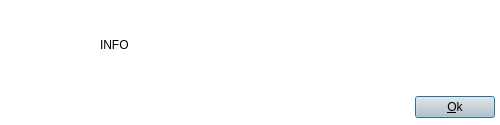
The window that infoBox.ui (LordKBX/wuxiaworld_export_ebook) describes before a commit, drawn with Qt 5.
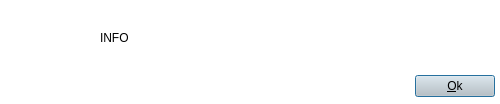
The same window after the commit. Icons and pictures are not drawn.

Commit message:
Include database update in a parallel thread for preventing interface freeze, also display database update progress in the interface
+ small improve in database update process

```diff
--- a/infoBox.ui
+++ b/infoBox.ui
@@ -7,7 +7,7 @@
     <x>0</x>
     <y>0</y>
     <width>500</width>
-    <height>125</height>
+    <height>104</height>
    </rect>
   </property>
   <property name="sizePolicy">
@@ -19,13 +19,13 @@
   <property name="minimumSize">
    <size>
     <width>500</width>
-    <height>125</height>
+    <height>100</height>
    </size>
   </property>
   <property name="maximumSize">
    <size>
     <width>500</width>
-    <height>125</height>
+    <height>104</height>
    </size>
   </property>
   <property name="contextMenuPolicy">
@@ -84,13 +84,13 @@
        <property name="minimumSize">
         <size>
          <width>398</width>
-         <height>90</height>
+         <height>65</height>
         </size>
        </property>
        <property name="maximumSize">
         <size>
          <width>398</width>
-         <height>90</height>
+         <height>65</height>
         </size>
        </property>
        <property name="font">
@@ -121,6 +121,9 @@
      </item>
      <item>
       <layout class="QHBoxLayout" name="horizontalLayout">
+       <property name="spacing">
+        <number>0</number>
+       </property>
        <item>
         <spacer name="horizontalSpacer">
          <property name="orientation">
@@ -132,7 +135,7 @@
          <property name="sizeHint" stdset="0">
           <size>
            <width>40</width>
-           <height>35</height>
+           <height>10</height>
           </size>
          </property>
         </spacer>
@@ -164,7 +167,7 @@
          <property name="sizeHint" stdset="0">
           <size>
            <width>5</width>
-           <height>20</height>
+           <height>10</height>
           </size>
          </property>
         </spacer>
```
The commit also changes 6 other files.
